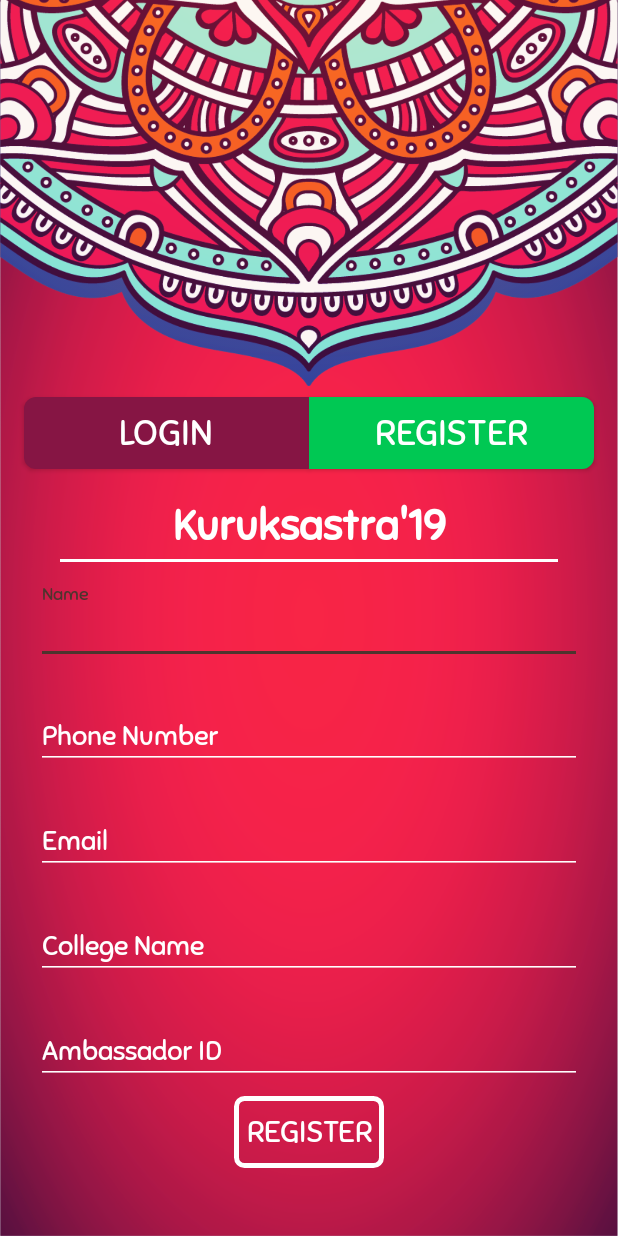
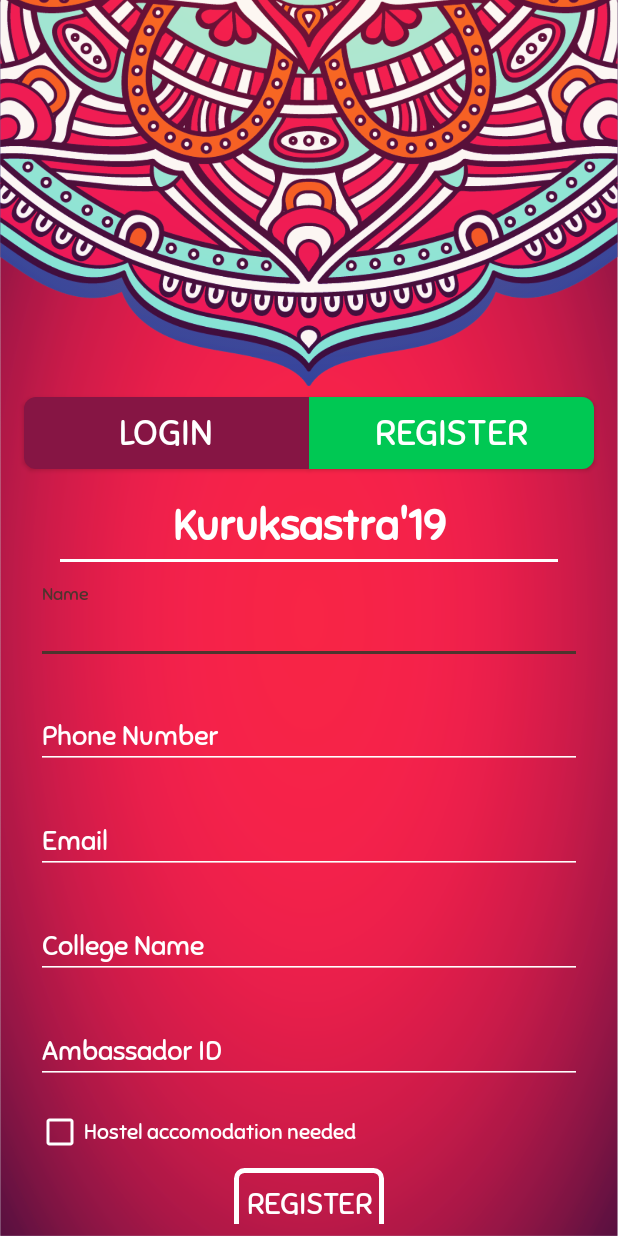
Before and after one commit to kavinraju/KS19_Participant_App, an Android app: the screen it shows after launch (LoginActivity), after a tap on "REGISTER", on a phone screen of 412 x 824 dp. Run offline under Robolectric (Android 15) with nearby library versions, the phone set to English and light mode, and no system bars; our stand-ins replace ButterKnife, Picasso; pictures from the network do not load.

Commit message:
hostel accomodation checkbox added

```diff
--- a/app/src/main/java/dpi/ks19/participantapp/Fragments/RegisterPagerFragment.java
+++ b/app/src/main/java/dpi/ks19/participantapp/Fragments/RegisterPagerFragment.java
@@ -62,6 +62,7 @@ public class RegisterPagerFragment extends Fragment implements OTPInterface, Otp
         });
         return v;
     }
+
 
     @OnClick(R.id.btn_register)
     public void onClickRegister(View  view){
--- a/app/src/main/res/layout/frag_register.xml
+++ b/app/src/main/res/layout/frag_register.xml
@@ -218,7 +218,31 @@
                     android:inputType="text"
                     android:textColor="@android:color/white" />
 
+
             </android.support.design.widget.TextInputLayout>
+
+            <android.support.design.widget.TextInputLayout
+                android:id="@+id/hostel_checkbox"
+                android:layout_width="match_parent"
+                android:layout_height="wrap_content"
+                android:layout_marginStart="@dimen/margin_16dp"
+                android:layout_marginTop="@dimen/margin_16dp"
+                android:layout_marginEnd="@dimen/margin_16dp"
+                android:backgroundTint="@android:color/white"
+                android:textColor="@android:color/white"
+                android:textColorHint="@android:color/white"
+                app:layout_constraintEnd_toEndOf="parent"
+                app:layout_constraintStart_toStartOf="parent"
+                app:layout_constraintTop_toBottomOf="@id/textInput_ambassador_id">
+
+            <CheckBox android:id="@+id/checkbox"
+                android:layout_width="wrap_content"
+                android:textColor="@color/white"
+                android:layout_height="wrap_content"
+                android:buttonTint="@color/white"
+                android:fontFamily="@font/sniglet_regular"
+                android:text="Hostel accomodation needed" />
+        </android.support.design.widget.TextInputLayout>
 
             <Button
                 android:id="@+id/btn_register"
@@ -242,7 +266,7 @@
                 app:layout_constraintBottom_toBottomOf="parent"
                 app:layout_constraintEnd_toEndOf="parent"
                 app:layout_constraintStart_toStartOf="parent"
-                app:layout_constraintTop_toBottomOf="@+id/textInput_ambassador_id" />
+                app:layout_constraintTop_toBottomOf="@+id/hostel_checkbox" />
 
         </android.support.constraint.ConstraintLayout>
 
```
Also changed, not shown: app/src/main/res/layout/activity_proshows.xml (+6 -6 lines).
